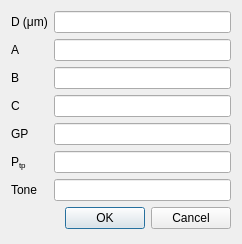
The window that src/vesseldlg.ui (AdamMajer/bshouty-lung-model) describes before a commit, drawn with Qt 5.
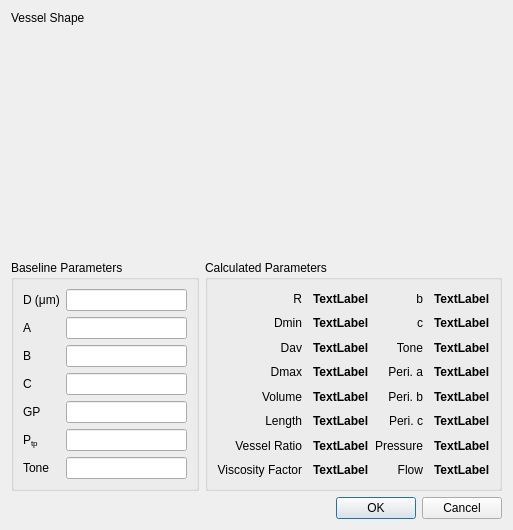
The same window after the commit. Custom widgets are drawn as their Qt base class.

Commit message:
Add vessel profile dialog and change artery (D/D0)(Ptp) function
The linear nature of the D/D0 relationship for arteries is not
possible - vessels to do expand to infinity. So adapt a function that
looks like the asymptotic vein function but expand the "linear" region
to Ptp of 70 as per the linear relationship. Linear relationship was
measured to be linear when Ptp is in 20-55 range. This will require
further review.

Vessel shapes are now drawn in the vessel detail window along with all
the calculated parameters using raw units.

Patch:
```diff
--- a/src/vesseldlg.ui
+++ b/src/vesseldlg.ui
@@ -6,92 +6,540 @@
    <rect>
     <x>0</x>
     <y>0</y>
-    <width>242</width>
-    <height>244</height>
+    <width>513</width>
+    <height>530</height>
    </rect>
   </property>
   <property name="windowTitle">
    <string>Vessel</string>
   </property>
-  <layout class="QFormLayout" name="formLayout">
-   <property name="fieldGrowthPolicy">
-    <enum>QFormLayout::AllNonFixedFieldsGrow</enum>
-   </property>
-   <item row="0" column="0">
-    <widget class="QLabel" name="label">
+  <layout class="QGridLayout" name="gridLayout_2">
+   <item row="0" column="0" colspan="2">
+    <widget class="QLabel" name="label_2">
      <property name="text">
-      <string>D (μm)</string>
+      <string>Vessel Shape</string>
      </property>
     </widget>
    </item>
-   <item row="0" column="1">
-    <widget class="QLineEdit" name="D"/>
-   </item>
-   <item row="1" column="0">
-    <widget class="QLabel" name="a_label">
-     <property name="text">
-      <string>A</string>
+   <item row="1" column="0" colspan="2">
+    <widget class="VesselWidget" name="vessel" native="true">
+     <property name="sizePolicy">
+      <sizepolicy hsizetype="Expanding" vsizetype="Expanding">
+       <horstretch>1</horstretch>
+       <verstretch>1</verstretch>
+      </sizepolicy>
      </property>
     </widget>
    </item>
-   <item row="1" column="1">
-    <widget class="QLineEdit" name="a"/>
-   </item>
    <item row="2" column="0">
-    <widget class="QLabel" name="label_3">
-     <property name="text">
-      <string>B</string>
+    <widget class="QGroupBox" name="groupBox">
+     <property name="title">
+      <string>Baseline Parameters</string>
      </property>
-    </widget>
-   </item>
-   <item row="2" column="1">
-    <widget class="QLineEdit" name="b"/>
-   </item>
-   <item row="3" column="0">
-    <widget class="QLabel" name="c_label">
-     <property name="text">
-      <string>C</string>
-     </property>
-    </widget>
-   </item>
-   <item row="3" column="1">
-    <widget class="QLineEdit" name="c"/>
-   </item>
-   <item row="4" column="0">
-    <widget class="QLabel" name="label_6">
-     <property name="text">
-      <string>GP</string>
-     </property>
-    </widget>
-   </item>
-   <item row="4" column="1">
-    <widget class="QLineEdit" name="gp"/>
-   </item>
-   <item row="5" column="0">
-    <widget class="QLabel" name="label_10">
-     <property name="text">
-      <string>&lt;!DOCTYPE HTML PUBLIC &quot;-//W3C//DTD HTML 4.0//EN&quot; &quot;http://www.w3.org/TR/REC-html40/strict.dtd&quot;&gt;
+     <layout class="QFormLayout" name="formLayout">
+      <item row="0" column="0">
+       <widget class="QLabel" name="label">
+        <property name="text">
+         <string>D (μm)</string>
+        </property>
+       </widget>
+      </item>
+      <item row="0" column="1">
+       <widget class="QLineEdit" name="D"/>
+      </item>
+      <item row="1" column="0">
+       <widget class="QLabel" name="a_label">
+        <property name="text">
+         <string>A</string>
+        </property>
+       </widget>
+      </item>
+      <item row="1" column="1">
+       <widget class="QLineEdit" name="a"/>
+      </item>
+      <item row="2" column="0">
+       <widget class="QLabel" name="label_3">
+        <property name="text">
+         <string>B</string>
+        </property>
+       </widget>
+      </item>
+      <item row="2" column="1">
+       <widget class="QLineEdit" name="b"/>
+      </item>
+      <item row="3" column="0">
+       <widget class="QLabel" name="c_label">
+        <property name="text">
+         <string>C</string>
+        </property>
+       </widget>
+      </item>
+      <item row="3" column="1">
+       <widget class="QLineEdit" name="c"/>
+      </item>
+      <item row="4" column="0">
+       <widget class="QLabel" name="label_6">
+        <property name="text">
+         <string>GP</string>
+        </property>
+       </widget>
+      </item>
+      <item row="4" column="1">
+       <widget class="QLineEdit" name="gp"/>
+      </item>
+      <item row="5" column="0">
+       <widget class="QLabel" name="label_10">
+        <property name="text">
+         <string>&lt;!DOCTYPE HTML PUBLIC &quot;-//W3C//DTD HTML 4.0//EN&quot; &quot;http://www.w3.org/TR/REC-html40/strict.dtd&quot;&gt;
 &lt;html&gt;&lt;head&gt;&lt;meta name=&quot;qrichtext&quot; content=&quot;1&quot; /&gt;&lt;style type=&quot;text/css&quot;&gt;
 p, li { white-space: pre-wrap; }
 &lt;/style&gt;&lt;/head&gt;&lt;body style=&quot; font-family:'Sans Serif'; font-size:9pt; font-weight:400; font-style:normal;&quot;&gt;
 &lt;p style=&quot; margin-top:0px; margin-bottom:0px; margin-left:0px; margin-right:0px; -qt-block-indent:0; text-indent:0px;&quot;&gt;P&lt;span style=&quot; vertical-align:sub;&quot;&gt;tp&lt;/span&gt;&lt;/p&gt;&lt;/body&gt;&lt;/html&gt;</string>
-     </property>
+        </property>
+       </widget>
+      </item>
+      <item row="5" column="1">
+       <widget class="QLineEdit" name="ptp"/>
+      </item>
+      <item row="6" column="0">
+       <widget class="QLabel" name="label_5">
+        <property name="text">
+         <string>Tone</string>
+        </property>
+       </widget>
+      </item>
+      <item row="6" column="1">
+       <widget class="QLineEdit" name="tone"/>
+      </item>
+     </layout>
     </widget>
    </item>
-   <item row="5" column="1">
-    <widget class="QLineEdit" name="ptp"/>
-   </item>
-   <item row="6" column="0">
-    <widget class="QLabel" name="label_5">
-     <property name="text">
-      <string>Tone</string>
+   <item row="2" column="1">
+    <widget class="QGroupBox" name="groupBox_2">
+     <property name="title">
+      <string>Calculated Parameters</string>
      </property>
+     <layout class="QGridLayout" name="gridLayout">
+      <item row="0" column="0">
+       <widget class="QLabel" name="label_4">
+        <property name="text">
+         <string>R</string>
+        </property>
+        <property name="alignment">
+         <set>Qt::AlignRight|Qt::AlignTrailing|Qt::AlignVCenter</set>
+        </property>
+       </widget>
+      </item>
+      <item row="0" column="1">
+       <widget class="QLabel" name="cR">
+        <property name="styleSheet">
+         <string notr="true">font-weight: bold;</string>
+        </property>
+        <property name="text">
+         <string>TextLabel</string>
+        </property>
+        <property name="margin">
+         <number>2</number>
+        </property>
+        <property name="indent">
+         <number>5</number>
+        </property>
+       </widget>
+      </item>
+      <item row="0" column="2">
+       <widget class="QLabel" name="label_52">
+        <property name="text">
+         <string>b</string>
+        </property>
+        <property name="alignment">
+         <set>Qt::AlignRight|Qt::AlignTrailing|Qt::AlignVCenter</set>
+        </property>
+       </widget>
+      </item>
+      <item row="0" column="3">
+       <widget class="QLabel" name="cb">
+        <property name="styleSheet">
+         <string notr="true">font-weight: bold;</string>
+        </property>
+        <property name="text">
+         <string>TextLabel</string>
+        </property>
+        <property name="margin">
+         <number>2</number>
+        </property>
+        <property name="indent">
+         <number>5</number>
+        </property>
+       </widget>
+      </item>
+      <item row="1" column="0">
+       <widget class="QLabel" name="label_7">
+        <property name="text">
+         <string>Dmin</string>
+        </property>
+        <property name="alignment">
+         <set>Qt::AlignRight|Qt::AlignTrailing|Qt::AlignVCenter</set>
+        </property>
+       </widget>
+      </item>
+      <item row="1" column="1">
+       <widget class="QLabel" name="cDmin">
+        <property name="styleSheet">
+         <string notr="true">font-weight: bold;</string>
+        </property>
+        <property name="text">
+         <string>TextLabel</string>
+        </property>
+        <property name="margin">
+         <number>2</number>
+        </property>
+        <property name="indent">
+         <number>5</number>
+        </property>
+       </widget>
+      </item>
+      <item row="1" column="2">
+       <widget class="QLabel" name="label_51">
+        <property name="text">
+         <string>c</string>
+        </property>
+        <property name="alignment">
+         <set>Qt::AlignRight|Qt::AlignTrailing|Qt::AlignVCenter</set>
+        </property>
+       </widget>
+      </item>
+      <item row="1" column="3">
+       <widget class="QLabel" name="cc">
+        <property name="styleSheet">
+         <string notr="true">font-weight: bold;</string>
+        </property>
+        <property name="text">
+         <string>TextLabel</string>
+        </property>
+        <property name="margin">
+         <number>2</number>
+        </property>
+        <property name="indent">
+         <number>5</number>
+        </property>
+       </widget>
+      </item>
+      <item row="2" column="0">
+       <widget class="QLabel" name="label_8">
+        <property name="text">
+         <string>Dav</string>
+        </property>
+        <property name="alignment">
+         <set>Qt::AlignRight|Qt::AlignTrailing|Qt::AlignVCenter</set>
+        </property>
+       </widget>
+      </item>
+      <item row="2" column="1">
+       <widget class="QLabel" name="cD_calc">
+        <property name="styleSheet">
+         <string notr="true">font-weight: bold;</string>
+        </property>
+        <property name="text">
+         <string>TextLabel</string>
+        </property>
+        <property name="margin">
+         <number>2</number>
+        </property>
+        <property name="indent">
+         <number>5</number>
+        </property>
+       </widget>
+      </item>
+      <item row="2" column="2">
+       <widget class="QLabel" name="label_46">
+        <property name="text">
+         <string>Tone</string>
+        </property>
+        <property name="alignment">
+         <set>Qt::AlignRight|Qt::AlignTrailing|Qt::AlignVCenter</set>
+        </property>
+       </widget>
+      </item>
+      <item row="2" column="3">
+       <widget class="QLabel" name="ctone">
+        <property name="styleSheet">
+         <string notr="true">font-weight: bold;</string>
+        </property>
+        <property name="text">
+         <string>TextLabel</string>
+        </property>
+        <property name="margin">
+         <number>2</number>
+        </property>
+        <property name="indent">
+         <number>5</number>
+        </property>
+       </widget>
+      </item>
+      <item row="3" column="0">
+       <widget class="QLabel" name="label_9">
+        <property name="text">
+         <string>Dmax</string>
+        </property>
+        <property name="alignment">
+         <set>Qt::AlignRight|Qt::AlignTrailing|Qt::AlignVCenter</set>
+        </property>
+       </widget>
+      </item>
+      <item row="3" column="1">
+       <widget class="QLabel" name="cDmax">
+        <property name="styleSheet">
+         <string notr="true">font-weight: bold;</string>
+        </property>
+        <property name="text">
+         <string>TextLabel</string>
+        </property>
+        <property name="margin">
+         <number>2</number>
+        </property>
+        <property name="indent">
+         <number>5</number>
+        </property>
+       </widget>
+      </item>
+      <item row="3" column="2">
+       <widget class="QLabel" name="label_48">
+        <property name="text">
+         <string>Peri. a</string>
+        </property>
+        <property name="alignment">
+         <set>Qt::AlignRight|Qt::AlignTrailing|Qt::AlignVCenter</set>
+        </property>
+       </widget>
+      </item>
+      <item row="3" column="3">
+       <widget class="QLabel" name="cperivascular_press_a">
+        <property name="styleSheet">
+         <string notr="true">font-weight: bold;</string>
+        </property>
+        <property name="text">
+         <string>TextLabel</string>
+        </property>
+        <property name="margin">
+         <number>2</number>
+        </property>
+        <property name="indent">
+         <number>5</number>
+        </property>
+       </widget>
+      </item>
+      <item row="4" column="0">
+       <widget class="QLabel" name="label_11">
+        <property name="text">
+         <string>Volume</string>
+        </property>
+        <property name="alignment">
+         <set>Qt::AlignRight|Qt::AlignTrailing|Qt::AlignVCenter</set>
+        </property>
+       </widget>
+      </item>
+      <item row="4" column="1">
+       <widget class="QLabel" name="cvolume">
+        <property name="styleSheet">
+         <string notr="true">font-weight: bold;</string>
+        </property>
+        <property name="text">
+         <string>TextLabel</string>
+        </property>
+        <property name="margin">
+         <number>2</number>
+        </property>
+        <property name="indent">
+         <number>5</number>
+        </property>
+       </widget>
+      </item>
+      <item row="4" column="2">
+       <widget class="QLabel" name="label_39">
+        <property name="text">
+         <string>Peri. b</string>
+        </property>
+        <property name="alignment">
+         <set>Qt::AlignRight|Qt::AlignTrailing|Qt::AlignVCenter</set>
+        </property>
+       </widget>
+      </item>
+      <item row="4" column="3">
+       <widget class="QLabel" name="cperivascular_press_b">
+        <property name="styleSheet">
+         <string notr="true">font-weight: bold;</string>
+        </property>
+        <property name="text">
+         <string>TextLabel</string>
+        </property>
+        <property name="margin">
+         <number>2</number>
+        </property>
+        <property name="indent">
+         <number>5</number>
+        </property>
+       </widget>
+      </item>
+      <item row="5" column="0">
+       <widget class="QLabel" name="label_12">
+        <property name="text">
+         <string>Length</string>
+        </property>
+        <property name="alignment">
+         <set>Qt::AlignRight|Qt::AlignTrailing|Qt::AlignVCenter</set>
+        </property>
+       </widget>
+      </item>
+      <item row="5" column="1">
+       <widget class="QLabel" name="clength">
+        <property name="styleSheet">
+         <string notr="true">font-weight: bold;</string>
+        </property>
+        <property name="text">
+         <string>TextLabel</string>
+        </property>
+        <property name="margin">
+         <number>2</number>
+        </property>
+        <property name="indent">
+         <number>5</number>
+        </property>
+       </widget>
+      </item>
+      <item row="5" column="2">
+       <widget class="QLabel" name="label_41">
+        <property name="text">
+         <string>Peri. c</string>
+        </property>
+        <property name="alignment">
+         <set>Qt::AlignRight|Qt::AlignTrailing|Qt::AlignVCenter</set>
+        </property>
+       </widget>
+      </item>
+      <item row="5" column="3">
+       <widget class="QLabel" name="cperivascular_press_c">
+        <property name="styleSheet">
+         <string notr="true">font-weight: bold;</string>
+        </property>
+        <property name="text">
+         <string>TextLabel</string>
+        </property>
+        <property name="margin">
+         <number>2</number>
+        </property>
+        <property name="indent">
+         <number>5</number>
+        </property>
+       </widget>
+      </item>
+      <item row="6" column="0">
+       <widget class="QLabel" name="label_13">
+        <property name="text">
+         <string>Vessel Ratio</string>
+        </property>
+        <property name="alignment">
+         <set>Qt::AlignRight|Qt::AlignTrailing|Qt::AlignVCenter</set>
+        </property>
+       </widget>
+      </item>
+      <item row="6" column="1">
+       <widget class="QLabel" name="cvessel_ratio">
+        <property name="styleSheet">
+         <string notr="true">font-weight: bold;</string>
+        </property>
+        <property name="text">
+         <string>TextLabel</string>
+        </property>
+        <property name="margin">
+         <number>2</number>
+        </property>
+        <property name="indent">
+         <number>5</number>
+        </property>
+       </widget>
+      </item>
+      <item row="6" column="2">
+       <widget class="QLabel" name="label_53">
+        <property name="text">
+         <string>Pressure</string>
+        </property>
+        <property name="alignment">
+         <set>Qt::AlignRight|Qt::AlignTrailing|Qt::AlignVCenter</set>
+        </property>
+       </widget>
+      </item>
+      <item row="6" column="3">
+       <widget class="QLabel" name="cpressure">
+        <property name="styleSheet">
+         <string notr="true">font-weight: bold;</string>
+        </property>
+        <property name="text">
+         <string>TextLabel</string>
+        </property>
+        <property name="margin">
+         <number>2</number>
+        </property>
+        <property name="indent">
+         <number>5</number>
+        </property>
+       </widget>
+      </item>
+      <item row="7" column="0">
+       <widget class="QLabel" name="label_14">
+        <property name="text">
+         <string>Viscosity Factor</string>
+        </property>
+        <property name="alignment">
+         <set>Qt::AlignRight|Qt::AlignTrailing|Qt::AlignVCenter</set>
+        </property>
+       </widget>
+      </item>
+      <item row="7" column="1">
+       <widget class="QLabel" name="cviscosity_factor">
+        <property name="styleSheet">
+         <string notr="true">font-weight: bold;</string>
+        </property>
+        <property name="text">
+         <string>TextLabel</string>
+        </property>
+        <property name="margin">
+         <number>2</number>
+        </property>
+        <property name="indent">
+         <number>5</number>
+        </property>
+       </widget>
+      </item>
+      <item row="7" column="2">
+       <widget class="QLabel" name="label_45">
+        <property name="text">
+         <string>Flow</string>
+        </property>
+        <property name="alignment">
+         <set>Qt::AlignRight|Qt::AlignTrailing|Qt::AlignVCenter</set>
+        </property>
+       </widget>
+      </item>
+      <item row="7" column="3">
+       <widget class="QLabel" name="cflow">
+        <property name="styleSheet">
+         <string notr="true">font-weight: bold;</string>
+        </property>
+        <property name="text">
+         <string>TextLabel</string>
+        </property>
+        <property name="margin">
+         <number>2</number>
+        </property>
+        <property name="indent">
+         <number>5</number>
+        </property>
+       </widget>
+      </item>
+     </layout>
     </widget>
    </item>
-   <item row="6" column="1">
-    <widget class="QLineEdit" name="tone"/>
-   </item>
-   <item row="7" column="0" colspan="2">
+   <item row="3" column="0" colspan="2">
     <widget class="QDialogButtonBox" name="buttonBox">
      <property name="orientation">
       <enum>Qt::Horizontal</enum>
@@ -103,6 +551,14 @@
    </item>
   </layout>
  </widget>
+ <customwidgets>
+  <customwidget>
+   <class>VesselWidget</class>
+   <extends>QWidget</extends>
+   <header>vesselwidget.h</header>
+   <container>1</container>
+  </customwidget>
+ </customwidgets>
  <tabstops>
   <tabstop>D</tabstop>
   <tabstop>a</tabstop>
```
The commit also changes 11 other files.
